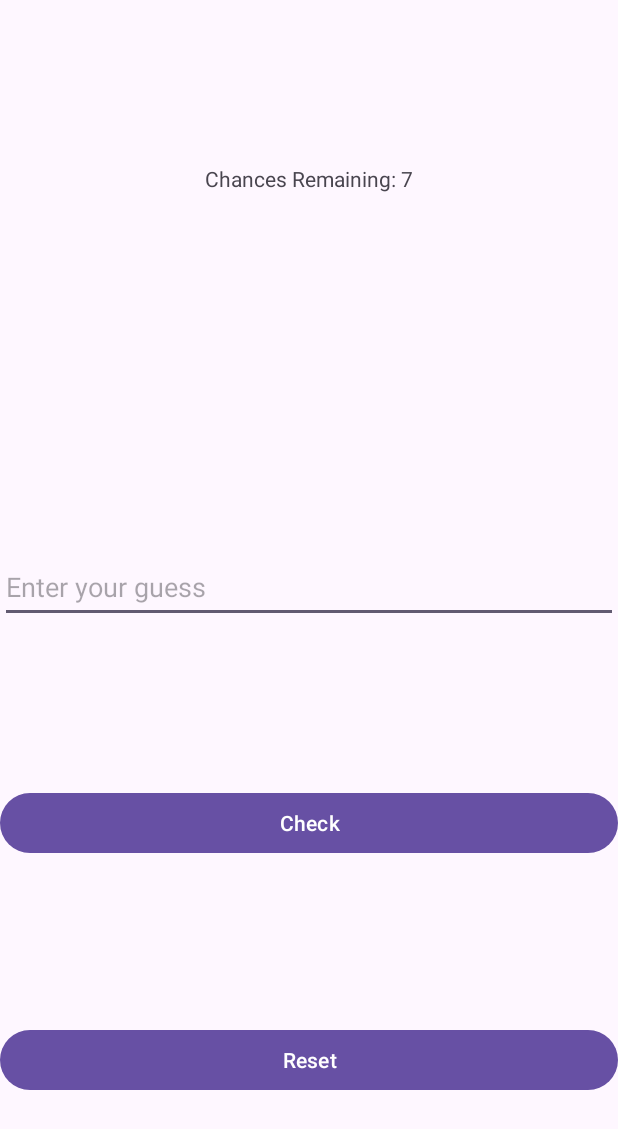
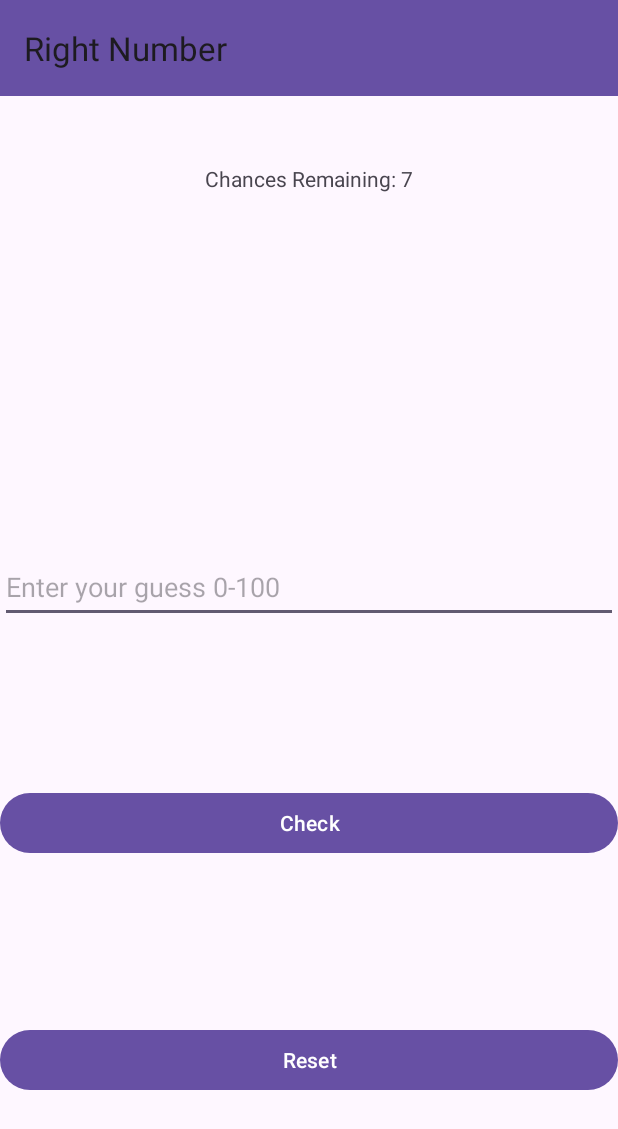
Before and after one commit to Donovan700/GuessNumber, an Android app: the screen it shows after launch (MainActivity), on a phone screen of 412 x 824 dp. Shown: the top 1129 px of the screen. Run offline under Robolectric (Android 15) with nearby library versions, the phone set to English and light mode, and no system bars.

Commit message:
Final version

```diff
--- a/app/src/main/java/com/example/run/MainActivity.kt
+++ b/app/src/main/java/com/example/run/MainActivity.kt
@@ -7,6 +7,7 @@ import android.widget.TextView
 import androidx.appcompat.app.AppCompatActivity
 import kotlin.random.Random
 import android.graphics.Color
+import androidx.appcompat.widget.Toolbar
 
 class MainActivity : AppCompatActivity() {
 
@@ -22,6 +23,11 @@ class MainActivity : AppCompatActivity() {
     override fun onCreate(savedInstanceState: Bundle?) {
         super.onCreate(savedInstanceState)
         setContentView(R.layout.activity_main)
+
+        val toolbar: Toolbar = findViewById(R.id.toolbar)
+        setSupportActionBar(toolbar)
+
+        supportActionBar?.title = "Right Number"
 
         initializeViews()
     }
--- a/app/src/main/res/layout/activity_main.xml
+++ b/app/src/main/res/layout/activity_main.xml
@@ -5,6 +5,16 @@
     android:layout_width="match_parent"
     android:layout_height="match_parent"
     tools:context=".MainActivity">
+
+    <androidx.appcompat.widget.Toolbar
+        android:id="@+id/toolbar"
+        android:layout_width="0dp"
+        android:layout_height="?attr/actionBarSize"
+        android:background="?attr/colorPrimary"
+        android:elevation="4dp"
+        app:layout_constraintTop_toTopOf="parent"
+        app:layout_constraintStart_toStartOf="parent"
+        app:layout_constraintEnd_toEndOf="parent" />
 
     <TextView
         android:id="@+id/chancesTextView"
--- a/app/src/main/res/values/strings.xml
+++ b/app/src/main/res/values/strings.xml
@@ -1,7 +1,7 @@
 <resources>
-    <string name="app_name">Run</string>
+    <string name="app_name">Right Number</string>
     <string name="Chances">Chances Remaining: 7</string>
-    <string name="Estimation">Enter your guess</string>
+    <string name="Estimation">Enter your guess 0-100</string>
     <string name="CheckString">Check</string>
     <string name="ResetString">Reset</string>
     <string name="chances_remaining_template">Chances remaining: %d</string>
```
